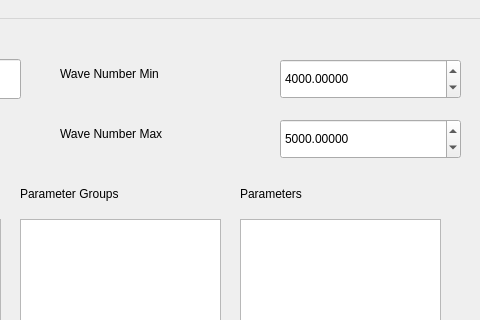
Before: the Qt Designer form layouts/main_window.ui in hitranonline/hapiest, drawn with Qt 5; both pictures show x 320 to 800 and y 0 to 320 of the 800 by 800 pixel window.
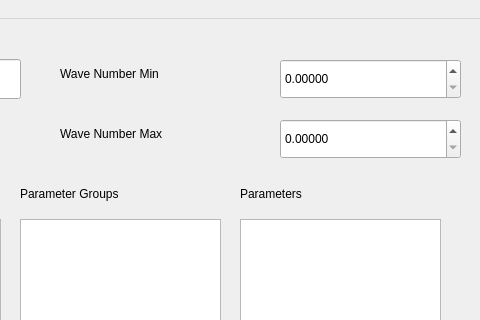
After: the same form once the commit is applied.

Commit message: Added limits on the wn_min and wn_max elements

Patch:
```diff
--- a/layouts/main_window.ui
+++ b/layouts/main_window.ui
@@ -256,7 +256,7 @@
      <double>100000.000000000000000</double>
     </property>
     <property name="value">
-     <double>4000.000000000000000</double>
+     <double>0.000000000000000</double>
     </property>
    </widget>
    <widget class="QDoubleSpinBox" name="wn_max">
@@ -275,7 +275,7 @@
      <double>100000.000000000000000</double>
     </property>
     <property name="value">
-     <double>5000.000000000000000</double>
+     <double>0.000000000000000</double>
     </property>
    </widget>
   </widget>
```
The commit also changes 2 other files.
